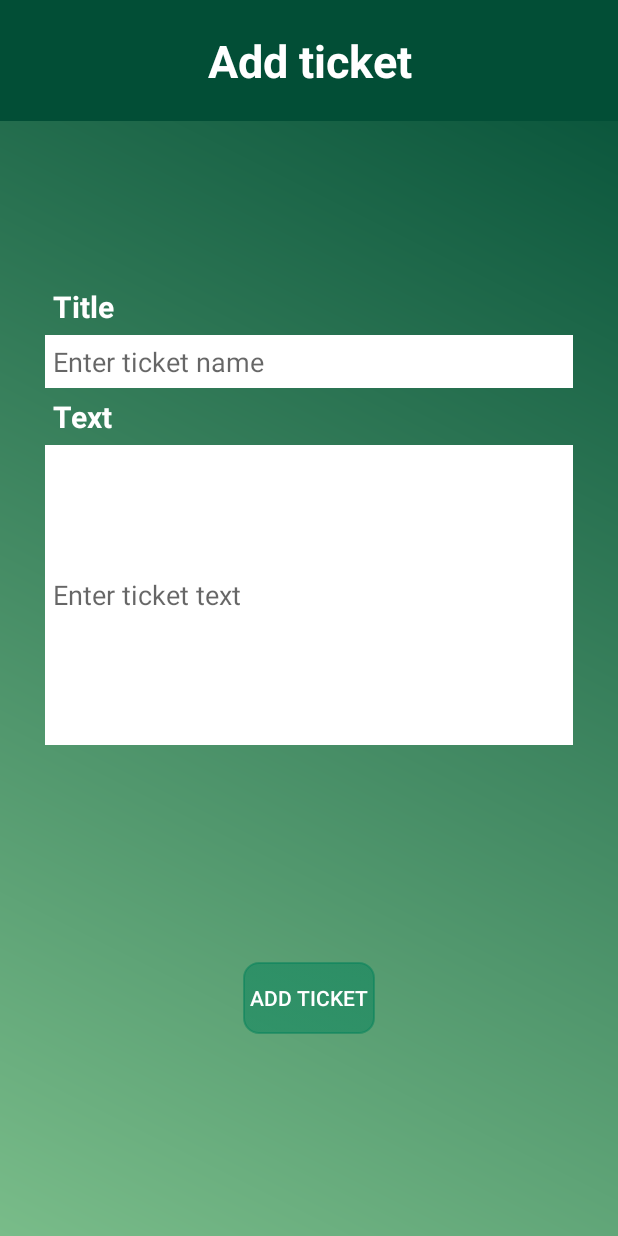
After one commit to Oana-Ivan/AnimalCare, an Android app: the AddTicketActivity screen opened directly, with no data from a screen before it, on a phone screen of 412 x 824 dp. The commit adds this screen. Run offline under Robolectric (Android 15) with nearby library versions, the phone set to English and light mode, and no system bars; our stand-ins replace Firebase (no records; nobody signed in at launch, a user with empty details on screens opened directly).

Commit message:
Added Tickets Management

```diff
--- a/app/src/main/AndroidManifest.xml
+++ b/app/src/main/AndroidManifest.xml
@@ -15,7 +15,9 @@
         android:roundIcon="@drawable/logo_animal_care"
         android:supportsRtl="true"
         android:theme="@style/Theme.AnimalCare">
-        <activity android:name=".adminAndVolunteerOptions.ShelterManagementActivity"></activity>
+        <activity android:name=".adminAndVolunteerOptions.TicketsListActivity"></activity>
+        <activity android:name=".adminAndVolunteerOptions.AddTicketActivity" />
+        <activity android:name=".adminAndVolunteerOptions.ShelterManagementActivity" />
         <activity android:name=".adminAndVolunteerOptions.VisitsListActivity" />
         <activity android:name=".adopterOptions.AddVisitActivity" />
         <activity android:name=".adopterOptions.recommendedAnimals.RecommendedAnimalsActivity" />
--- /dev/null
+++ b/app/src/main/java/com/example/animalcare/adminAndVolunteerOptions/AddTicketActivity.java
@@ -0,0 +1,88 @@
+package com.example.animalcare.adminAndVolunteerOptions;
+
+import androidx.appcompat.app.AppCompatActivity;
+import androidx.appcompat.widget.AppCompatButton;
+
+import android.content.Context;
+import android.content.Intent;
+import android.content.SharedPreferences;
+import android.os.Bundle;
+import android.util.Log;
+import android.widget.EditText;
+import android.widget.Toast;
+
+import com.example.animalcare.R;
+import com.example.animalcare.authentication.RegisterActivity;
+import com.example.animalcare.models.Ticket;
+import com.google.android.gms.tasks.OnSuccessListener;
+import com.google.firebase.firestore.CollectionReference;
+import com.google.firebase.firestore.DocumentSnapshot;
+import com.google.firebase.firestore.FirebaseFirestore;
+
+import static android.content.ContentValues.TAG;
+import static com.example.animalcare.authentication.RegisterActivity.UserPREFERENCES;
+import static com.example.animalcare.authentication.RegisterActivity.Username;
+
+public class AddTicketActivity extends AppCompatActivity {
+    private EditText titleET, textET;
+    private AppCompatButton addBtn;
+    private String title, text;
+
+    // cloud database
+    private FirebaseFirestore db;
+    private CollectionReference ticketsCollection;
+    private static int ticketsSize = 0;
+
+    @Override
+    protected void onCreate(Bundle savedInstanceState) {
+        super.onCreate(savedInstanceState);
+        setContentView(R.layout.activity_add_ticket);
+
+        titleET = findViewById(R.id.activity_add_ticket_et_title);
+        textET = findViewById(R.id.activity_add_ticket_et_text);
+        addBtn = findViewById(R.id.activity_add_ticket_btn_add_ticket);
+
+        db = FirebaseFirestore.getInstance();
+        ticketsCollection = db.collection("Tickets");
+
+        addBtn.setOnClickListener(b -> {
+            title = titleET.getText().toString();
+            text = textET.getText().toString();
+
+            if (title.equals("") || text.equals("")) {
+                Toast.makeText(AddTicketActivity.this, "Fill both fields!", Toast.LENGTH_LONG).show();
+            }
+            else {
+                // get the number of tickets in collection to generate new ID
+                ticketsCollection.get().addOnCompleteListener(task -> {
+                    if (task.isSuccessful()) {
+                        for (DocumentSnapshot document : task.getResult()) {
+                            ticketsSize++;
+                        }
+                        String id = "ticket_" + (ticketsSize + 1);
+
+                        // Retrieve username from sharedPreferences
+                        SharedPreferences sharedpreferences = getSharedPreferences(UserPREFERENCES, Context.MODE_PRIVATE);
+                        String username = sharedpreferences.getString(Username, "");
+
+                        Ticket newTicket = new Ticket(id, username, title, text);
+
+                        // Add ticket to collection
+                        ticketsCollection.document(id)
+                                .set(newTicket)
+                                .addOnSuccessListener((OnSuccessListener) o -> Log.d(TAG, "Added new ticket"))
+                                .addOnFailureListener(e -> Log.w(TAG, "Error adding document", e));
+
+                        // Redirect to TicketsListActivity
+                        finish();
+                        startActivity(new Intent(AddTicketActivity.this, TicketsListActivity.class));
+                    } else {
+                        Log.d(TAG, "Error getting documents: ", task.getException());
+                    }
+                });
+
+            }
+        });
+
+    }
+}
--- a/app/src/main/java/com/example/animalcare/adminAndVolunteerOptions/ShelterManagementActivity.java
+++ b/app/src/main/java/com/example/animalcare/adminAndVolunteerOptions/ShelterManagementActivity.java
@@ -128,10 +128,10 @@ public class ShelterManagementActivity extends AppCompatActivity {
         });
         // TODO Tickets management
         addTicketBtn.setOnClickListener(c -> {
-            startActivity(new Intent(ShelterManagementActivity.this, VolunteersListActivity.class));
+            startActivity(new Intent(ShelterManagementActivity.this, AddTicketActivity.class));
         });
         viewAllTicketsBtn.setOnClickListener(c -> {
-            startActivity(new Intent(ShelterManagementActivity.this, VolunteersListActivity.class));
+            startActivity(new Intent(ShelterManagementActivity.this, TicketsListActivity.class));
         });
     }
 }
--- /dev/null
+++ b/app/src/main/res/layout/activity_add_ticket.xml
@@ -0,0 +1,94 @@
+<?xml version="1.0" encoding="utf-8"?>
+<androidx.constraintlayout.widget.ConstraintLayout xmlns:android="http://schemas.android.com/apk/res/android"
+    xmlns:app="http://schemas.android.com/apk/res-auto"
+    xmlns:tools="http://schemas.android.com/tools"
+    android:layout_width="match_parent"
+    android:layout_height="match_parent"
+    android:background="@drawable/gradient_background_2"
+    tools:context=".adminAndVolunteerOptions.AddTicketActivity">
+
+    <TextView
+        android:id="@+id/activity_add_ticket_tv"
+        android:layout_width="match_parent"
+        android:layout_height="wrap_content"
+
+        android:background="@color/color_schema_main"
+        android:gravity="center"
+        android:padding="20dp"
+        android:text="@string/add_ticket"
+        android:textColor="@color/white"
+        android:textSize="30sp"
+        android:textStyle="bold"
+        android:layout_marginBottom="10dp"
+
+        app:layout_constraintBottom_toBottomOf="parent"
+        app:layout_constraintTop_toTopOf="parent"
+        app:layout_constraintVertical_bias="0" />
+
+    <LinearLayout
+        android:id="@+id/activity_add_ticket_ll_details"
+        android:layout_width="match_parent"
+        android:layout_height="wrap_content"
+        android:orientation="vertical"
+
+        android:padding="10dp"
+        android:layout_margin="20dp"
+
+        app:layout_constraintBottom_toBottomOf="parent"
+        app:layout_constraintTop_toBottomOf="@+id/activity_add_ticket_tv"
+        app:layout_constraintVertical_bias="0.2">
+
+        <TextView
+            android:layout_width="match_parent"
+            android:layout_height="wrap_content"
+            android:text="@string/title"
+            android:textSize="20sp"
+            android:padding="5dp"
+            android:textColor="@color/white"
+            android:textStyle="bold"
+            />
+        <EditText
+            android:id="@+id/activity_add_ticket_et_title"
+            android:layout_width="match_parent"
+            android:layout_height="wrap_content"
+            android:hint="@string/enter_ticket_name"
+            android:background="@color/white"
+            android:padding="5dp"
+            />
+        <TextView
+            android:layout_width="match_parent"
+            android:layout_height="wrap_content"
+            android:text="@string/text"
+            android:textSize="20sp"
+            android:padding="5dp"
+            android:textColor="@color/white"
+            android:textStyle="bold"
+            />
+        <EditText
+            android:id="@+id/activity_add_ticket_et_text"
+            android:layout_width="match_parent"
+            android:layout_height="200dp"
+            android:background="@color/white"
+            android:hint="@string/enter_ticket_text"
+            android:padding="5dp"
+            />
+
+    </LinearLayout>
+
+    <androidx.appcompat.widget.AppCompatButton
+        android:id="@+id/activity_add_ticket_btn_add_ticket"
+        android:layout_width="wrap_content"
+        android:layout_height="wrap_content"
+        android:layout_gravity="center"
+
+        android:background="@drawable/button_light"
+        android:gravity="center"
+        android:text="@string/add_ticket"
+        android:textColor="@color/white"
+
+        app:layout_constraintBottom_toBottomOf="parent"
+        app:layout_constraintEnd_toEndOf="parent"
+        app:layout_constraintStart_toStartOf="parent"
+        app:layout_constraintTop_toBottomOf="@+id/activity_add_ticket_ll_details" />
+
+</androidx.constraintlayout.widget.ConstraintLayout>
--- a/app/src/main/res/values/strings.xml
+++ b/app/src/main/res/values/strings.xml
@@ -121,4 +121,14 @@
     <string name="number_of_visits">Number of visits</string>
     <string name="add_ticket">Add ticket</string>
     <string name="view_tickets">View tickets</string>
+    <string name="volunteer_name">Volunteer</string>
+    <string name="status">Status</string>
+    <string name="ticket_text">Ticket text</string>
+    <string name="set_status_as_close">Set status as close</string>
+    <string name="ticket_title">Ticket title</string>
+    <string name="tickets">Tickets</string>
+    <string name="title">Title</string>
+    <string name="enter_ticket_name">Enter ticket name</string>
+    <string name="text">Text</string>
+    <string name="enter_ticket_text">Enter ticket text</string>
 </resources>
```
Also changed, not shown: app/src/main/java/com/example/animalcare/adminAndVolunteerOptions/TicketAdapter.java (added, +83 -0 lines), app/src/main/java/com/example/animalcare/adminAndVolunteerOptions/TicketsListActivity.java (added, +84 -0 lines), app/src/main/java/com/example/animalcare/models/Ticket.java (added, +62 -0 lines), app/src/main/res/layout/activity_tickets_list.xml (added, +35 -0 lines), app/src/main/res/layout/ticket_item.xml (added, +76 -0 lines).
